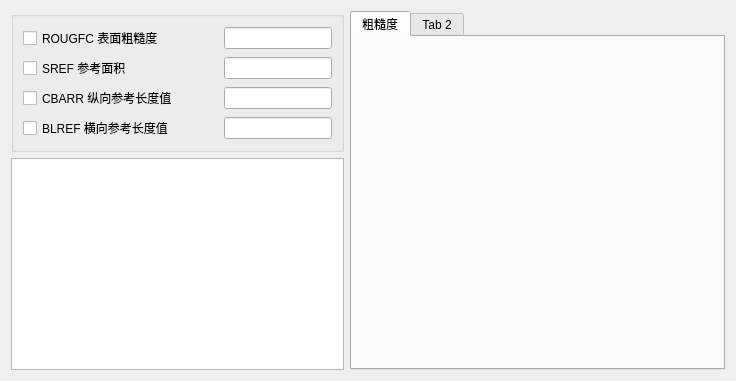
darkspring2015/PyDatcomLab, file PyDatcomLab/GUIs/PlaneConfiguration/OPTINS.ui: the form before one commit.
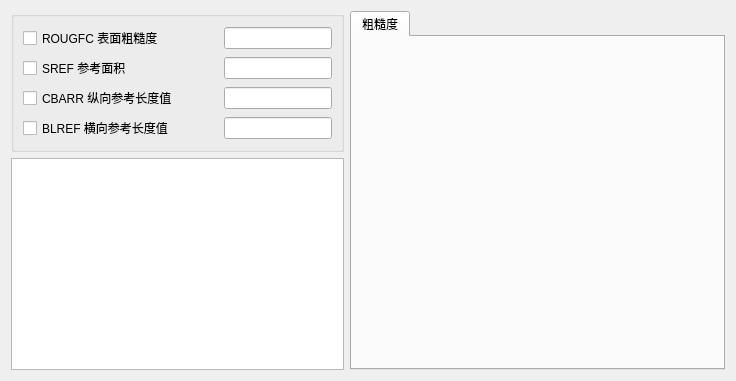
The form after the commit. Icons and pictures are not drawn.

```diff
--- a/PyDatcomLab/GUIs/PlaneConfiguration/OPTINS.ui
+++ b/PyDatcomLab/GUIs/PlaneConfiguration/OPTINS.ui
@@ -217,11 +217,6 @@
        </item>
       </layout>
      </widget>
-     <widget class="QWidget" name="tab_2">
-      <attribute name="title">
-       <string>Tab 2</string>
-      </attribute>
-     </widget>
     </widget>
    </item>
   </layout>
```
